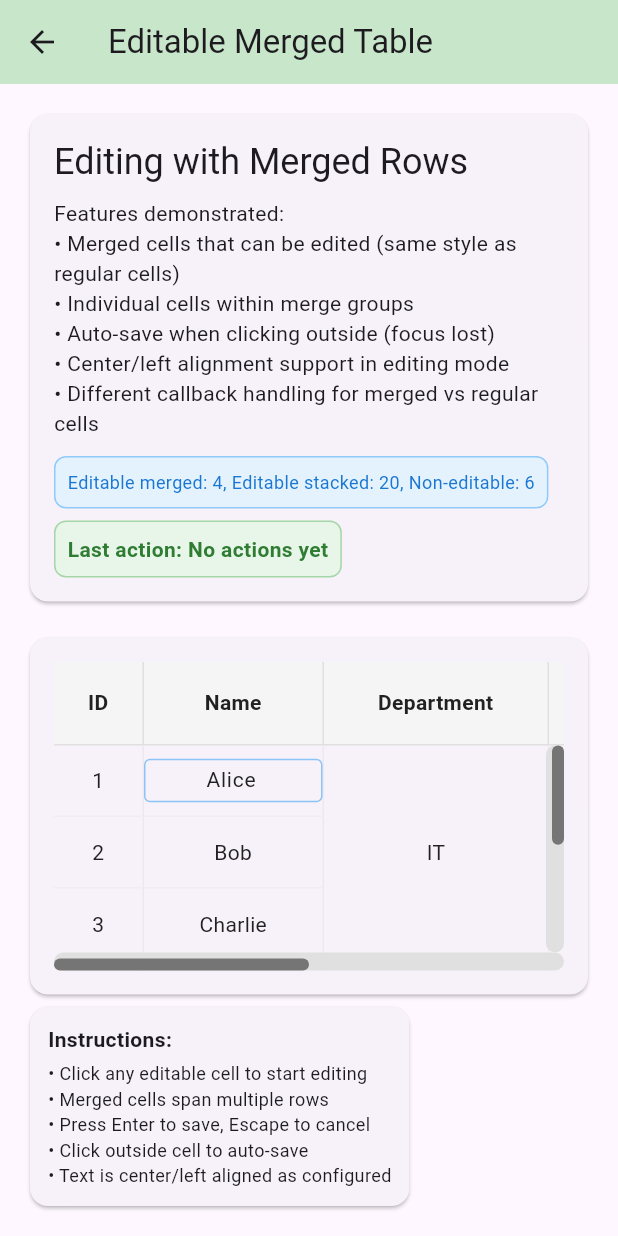
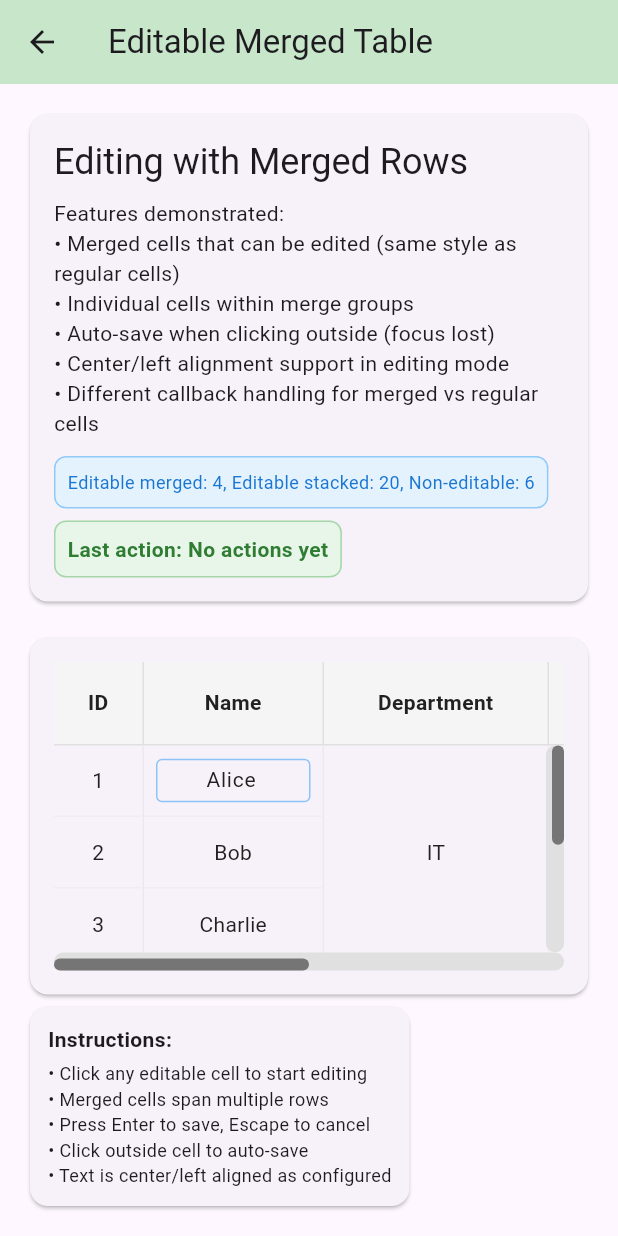
Before and after one commit to kihyun1998/flutter_table_plus, a Flutter app: the EditableMergedExample screen opened directly, after a tap on "Alice", on a phone screen of 412 x 824 dp. Run offline on Flutter 3.47's test engine with Material 3 defaults, Android fonts, the phone set to English and light mode, and no system bars.

Commit message:
Add cellContainerPadding to editable theme and apply
Introduces a new cellContainerPadding property to TablePlusEditableTheme for controlling padding around editable cell containers. Updates table_body.dart and table_plus_merged_row.dart to use this padding during cell editing, improving layout consistency and customization.

```diff
--- a/lib/src/models/theme/editable_theme.dart
+++ b/lib/src/models/theme/editable_theme.dart
@@ -15,6 +15,7 @@ class TablePlusEditableTheme {
     this.editingBorderRadius = const BorderRadius.all(Radius.circular(4.0)),
     this.textFieldPadding =
         const EdgeInsets.symmetric(horizontal: 8.0, vertical: 4.0),
+    this.cellContainerPadding = const EdgeInsets.all(8.0),
     this.cursorColor = const Color(0xFF2196F3),
     this.textAlignVertical = TextAlignVertical.center,
     this.focusedBorderColor,
@@ -45,6 +46,10 @@ class TablePlusEditableTheme {
 
   /// The padding inside the text field when editing.
   final EdgeInsets textFieldPadding;
+
+  /// The padding for the container that wraps the text field during editing.
+  /// This controls the space around the text field within the cell.
+  final EdgeInsets cellContainerPadding;
 
   /// The cursor color in the text field.
   final Color cursorColor;
@@ -83,6 +88,7 @@ class TablePlusEditableTheme {
     double? editingBorderWidth,
     BorderRadius? editingBorderRadius,
     EdgeInsets? textFieldPadding,
+    EdgeInsets? cellContainerPadding,
     Color? cursorColor,
     TextAlignVertical? textAlignVertical,
     Color? focusedBorderColor,
@@ -100,6 +106,7 @@ class TablePlusEditableTheme {
       editingBorderWidth: editingBorderWidth ?? this.editingBorderWidth,
       editingBorderRadius: editingBorderRadius ?? this.editingBorderRadius,
       textFieldPadding: textFieldPadding ?? this.textFieldPadding,
+      cellContainerPadding: cellContainerPadding ?? this.cellContainerPadding,
       cursorColor: cursorColor ?? this.cursorColor,
       textAlignVertical: textAlignVertical ?? this.textAlignVertical,
       focusedBorderColor: focusedBorderColor ?? this.focusedBorderColor,
--- a/lib/src/widgets/table_body.dart
+++ b/lib/src/widgets/table_body.dart
@@ -830,7 +830,7 @@ class _TablePlusCellState extends State<_TablePlusCell> {
       width: widget.width,
       height: widget.calculatedHeight ?? widget.theme.rowHeight,
       padding: widget.isCellEditing
-          ? EdgeInsets.zero // TextField handles its own padding
+          ? widget.editableTheme.cellContainerPadding // Use editable theme's container padding
           : widget.theme.padding,
       decoration: BoxDecoration(
         color: backgroundColor,
--- a/lib/src/widgets/table_plus_merged_row.dart
+++ b/lib/src/widgets/table_plus_merged_row.dart
@@ -222,11 +222,10 @@ class TablePlusMergedRow extends TablePlusRowWidget {
     final controller = getCellController?.call(dataIndex, column.key);
     final theme = editableTheme;
 
-    return SizedBox(
+    return Container(
       width: double.infinity,
       height: mergedHeight,
-      // padding: theme.padding ??
-      //     const EdgeInsets.all(8), // Use theme padding like regular cells
+      padding: theme.cellContainerPadding, // Use editable theme's container padding
       child: Align(
         alignment:
             column.alignment, // Follow column alignment like regular cells
@@ -434,10 +433,10 @@ class TablePlusMergedRow extends TablePlusRowWidget {
     final controller = getCellController?.call(dataIndex, column.key);
     final theme = editableTheme;
 
-    return SizedBox(
+    return Container(
       width: double.infinity,
       height: cellHeight,
-      // padding: theme.padding ?? EdgeInsets.all(8), // Use theme padding like regular cells
+      padding: theme.cellContainerPadding, // Use editable theme's container padding
       child: Align(
         alignment:
             column.alignment, // Follow column alignment like regular cells
```
